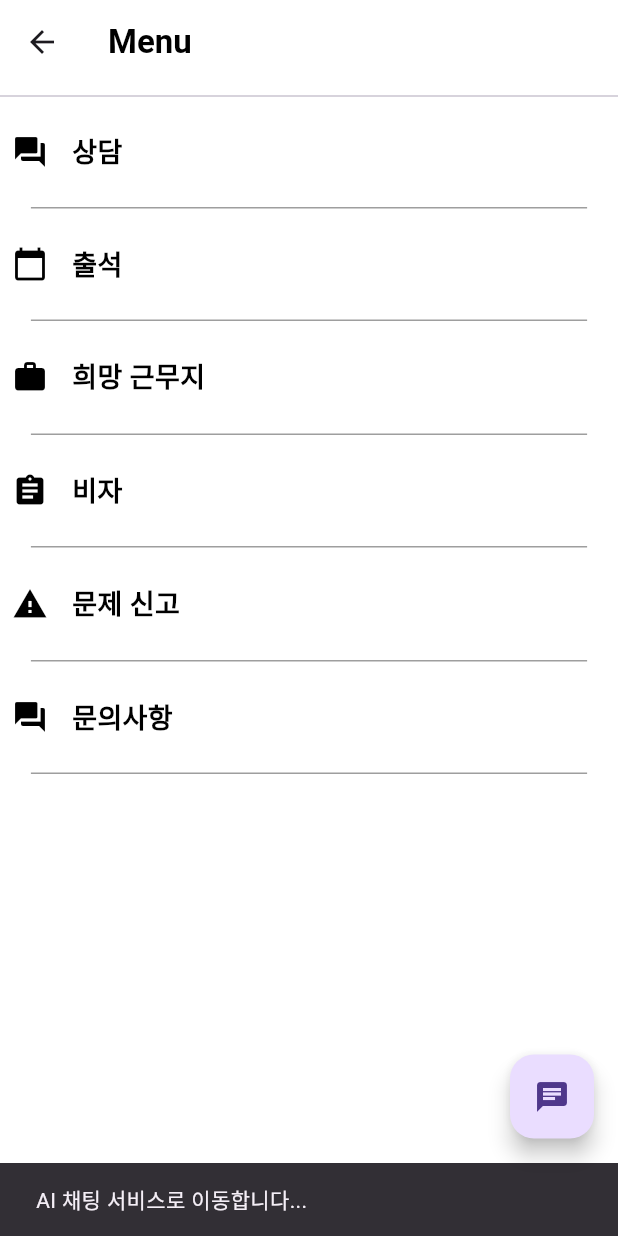
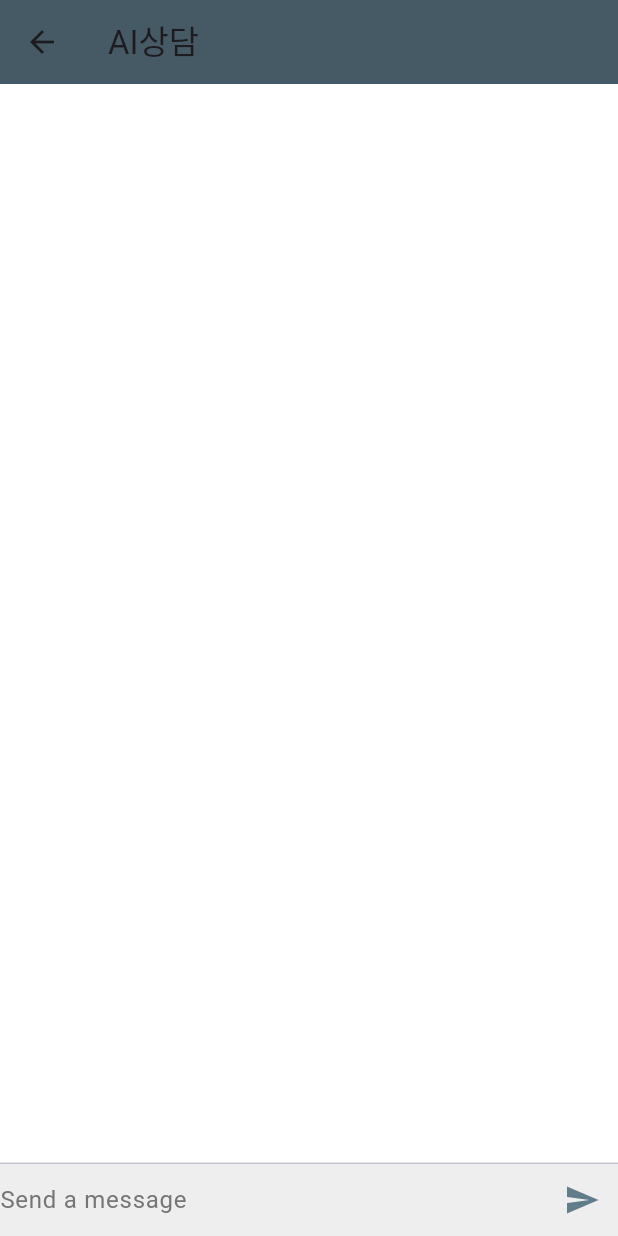
Before and after one commit to s0613/hackathon, a Flutter app: the MenuScreen screen opened directly, after a tap on the "chat" icon, on a phone screen of 412 x 824 dp. Run offline on Flutter 3.47's test engine with Material 3 defaults, Android fonts, the phone set to English and light mode, and no system bars; our stand-ins replace smooth_page_indicator; network calls fail.

Commit message:
ai chat service update

```diff
--- /dev/null
+++ b/lib/chatScreen.dart
@@ -0,0 +1,57 @@
+import 'package:flutter/material.dart';
+import 'messageInput.dart';
+import 'chatMessage.dart';
+import 'chatService.dart';
+
+class ChatScreen extends StatefulWidget {
+  @override
+  _ChatScreenState createState() => _ChatScreenState();
+}
+
+class _ChatScreenState extends State<ChatScreen> {
+  final List<ChatMessage> _messages = [];
+  final ChatService _chatService = ChatService();
+
+  void _handleSubmitted(String text) async {
+    ChatMessage message = ChatMessage(
+      text: text,
+      sender: "user",
+    );
+    setState(() {
+      _messages.insert(0, message);
+    });
+    String response = await _chatService.sendMessage(text);
+    ChatMessage botMessage = ChatMessage(
+      text: response,
+      sender: "bot",
+    );
+    setState(() {
+      _messages.insert(0, botMessage);
+    });
+  }
+
+  @override
+  Widget build(BuildContext context) {
+    return Scaffold(
+      appBar: AppBar(
+        title: Text("AI상담"),
+        backgroundColor: Colors.blueGrey[700],
+      ),
+      body: Column(
+        children: <Widget>[
+          Flexible(
+            child: ListView.builder(
+              reverse: true,
+              padding: EdgeInsets.all(8.0),
+              itemBuilder: (_, int index) => _messages[index],
+              itemCount: _messages.length,
+            ),
+          ),
+          Divider(height: 1.0),
+          MessageInput(onSubmitted: _handleSubmitted),
+        ],
+      ),
+      backgroundColor: Colors.white,
+    );
+  }
+}
--- /dev/null
+++ b/lib/chatService.dart
@@ -0,0 +1,24 @@
+import 'dart:convert';
+import 'package:http/http.dart' as http;
+
+class ChatService {
+  final String apiUrl = 'http://localhost:8080/api/generate-text2';
+
+  Future<String> sendMessage(String message) async {
+    final response = await http.post(
+      Uri.parse(apiUrl),
+      headers: <String, String>{
+        'Content-Type': 'application/json; charset=UTF-8',
+      },
+      body: jsonEncode(<String, String>{
+        'response': message,
+      }),
+    );
+
+    if (response.statusCode == 200) {
+      return jsonDecode(response.body)['response'];
+    } else {
+      throw Exception('Failed to load response');
+    }
+  }
+}
--- a/lib/labormenu.dart
+++ b/lib/labormenu.dart
@@ -1,4 +1,5 @@
 import 'package:flutter/material.dart';
+import 'package:myapp/chatScreen.dart';
 import 'inquiry.dart';
 
 
@@ -103,9 +104,10 @@ class MenuScreen extends StatelessWidget {
       ),
       floatingActionButton: FloatingActionButton(
         onPressed: () {
-          ScaffoldMessenger.of(context).showSnackBar(
-            SnackBar(content: Text('AI 채팅 서비스로 이동합니다...')),
-          );
+          Navigator.push(
+                        context,
+                        MaterialPageRoute(builder: (context) => ChatScreen()),
+                      );
         },
         child: Icon(Icons.chat),
       ),
--- /dev/null
+++ b/lib/messageInput.dart
@@ -0,0 +1,48 @@
+import 'package:flutter/material.dart';
+
+class MessageInput extends StatefulWidget {
+  final Function(String) onSubmitted;
+
+  MessageInput({required this.onSubmitted});
+
+  @override
+  _MessageInputState createState() => _MessageInputState();
+}
+
+class _MessageInputState extends State<MessageInput> {
+  final TextEditingController _controller = TextEditingController();
+
+  void _handleSubmitted(String text) {
+    _controller.clear();
+    widget.onSubmitted(text);
+  }
+
+  @override
+  Widget build(BuildContext context) {
+    return Container(
+      decoration: BoxDecoration(
+        color: Colors.grey[200],
+      ),
+      child: Row(
+        children: <Widget>[
+          Flexible(
+            child: TextField(
+              controller: _controller,
+              onSubmitted: _handleSubmitted,
+              decoration: InputDecoration.collapsed(
+                hintText: "Send a message",
+                hintStyle: TextStyle(color: Colors.grey[600]),
+              ),
+              style: TextStyle(color: Colors.black),
+            ),
+          ),
+          IconButton(
+            icon: Icon(Icons.send),
+            color: Colors.blueGrey,
+            onPressed: () => _handleSubmitted(_controller.text),
+          ),
+        ],
+      ),
+    );
+  }
+}
--- a/pubspec.yaml
+++ b/pubspec.yaml
@@ -29,10 +29,10 @@ environment:
 # versions available, run `flutter pub outdated`.
 dependencies:
   smooth_page_indicator: ^1.1.0
-#  http: ^0.13.3
+
   flutter:
     sdk: flutter
-
+  http: ^0.13.3
 
   # The following adds the Cupertino Icons font to your application.
   # Use with the CupertinoIcons class for iOS style icons.
```
Also changed, not shown: lib/chatMessage.dart (added, +36 -0 lines), pubspec.lock.
